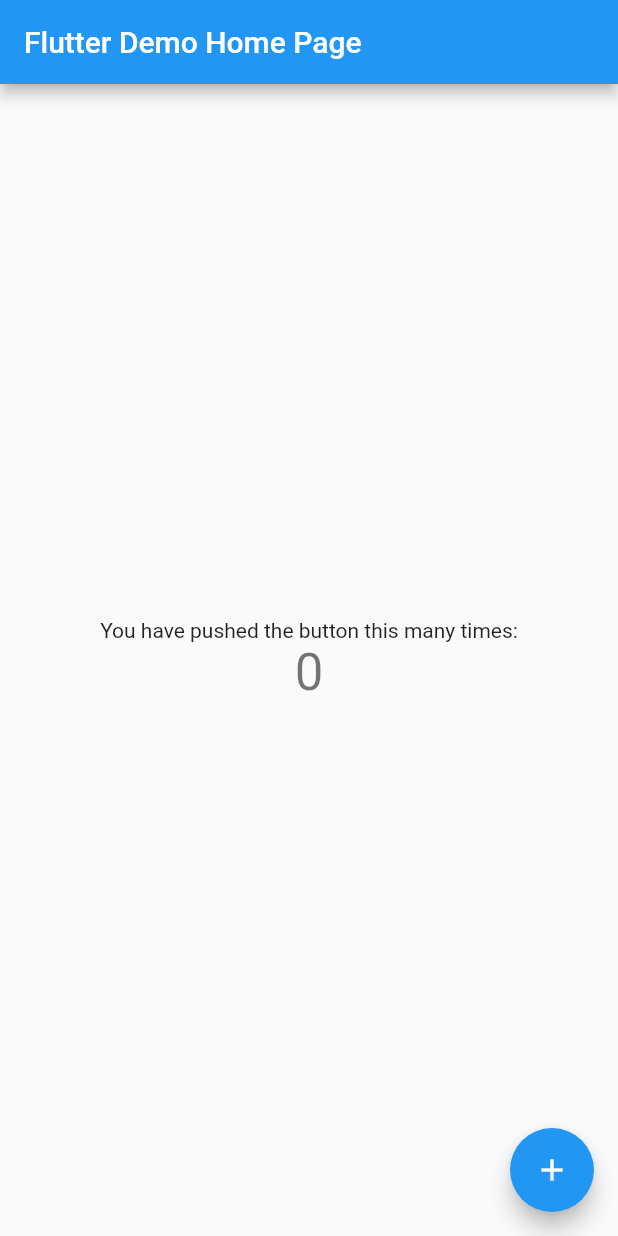
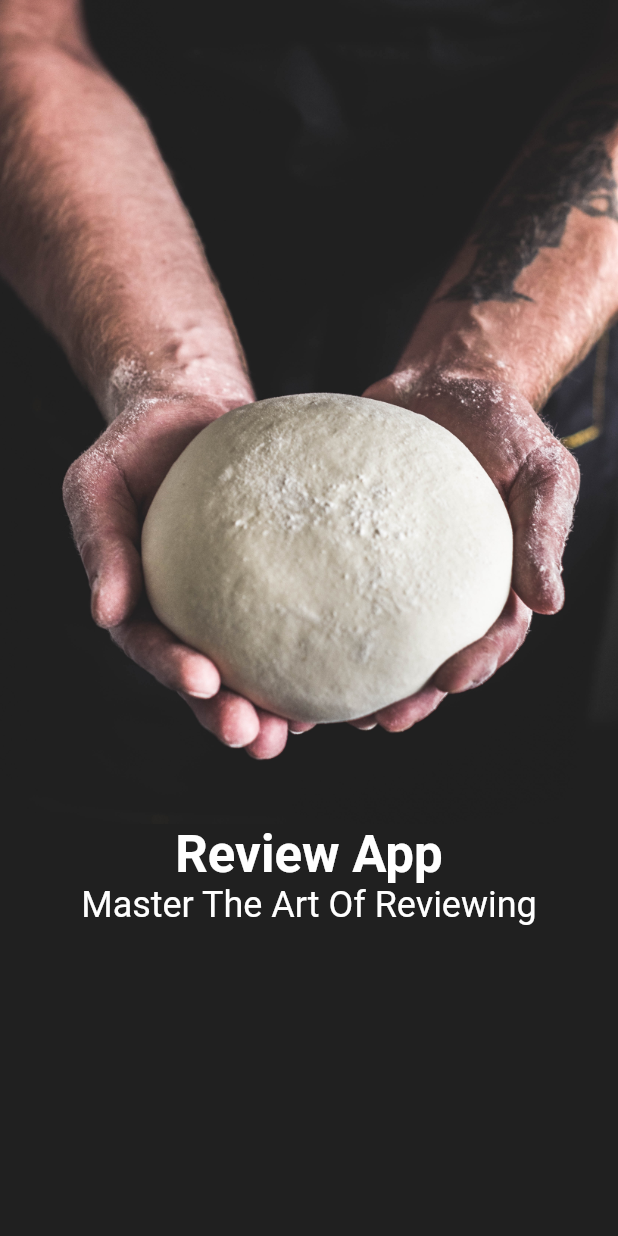
Before and after one commit to ngxhuyhoang/review-app-mobile, a Flutter app: the screen it shows after launch, on a phone screen of 412 x 824 dp. Run offline on Flutter 3.47's test engine with Material 2 defaults, Android fonts, the phone set to English and light mode, and no system bars.

```diff
--- /dev/null
+++ b/lib/constants/index.dart
@@ -0,0 +1,4 @@
+import 'package:flutter/material.dart';
+
+const backgroundColor = Color(0xFF202020);
+const primaryColor = Color(0xFFFFBD73);
--- a/lib/main.dart
+++ b/lib/main.dart
@@ -1,117 +1,72 @@
 import 'package:flutter/material.dart';
+import 'package:review_app_mobile/constants/index.dart';
 
 void main() {
   runApp(MyApp());
 }
 
 class MyApp extends StatelessWidget {
-  // This widget is the root of your application.
   @override
   Widget build(BuildContext context) {
     return MaterialApp(
+      debugShowCheckedModeBanner: false,
       title: 'Flutter Demo',
       theme: ThemeData(
-        // This is the theme of your application.
-        //
-        // Try running your application with "flutter run". You'll see the
-        // application has a blue toolbar. Then, without quitting the app, try
-        // changing the primarySwatch below to Colors.green and then invoke
-        // "hot reload" (press "r" in the console where you ran "flutter run",
-        // or simply save your changes to "hot reload" in a Flutter IDE).
-        // Notice that the counter didn't reset back to zero; the application
-        // is not restarted.
-        primarySwatch: Colors.blue,
-        // This makes the visual density adapt to the platform that you run
-        // the app on. For desktop platforms, the controls will be smaller and
-        // closer together (more dense) than on mobile platforms.
-        visualDensity: VisualDensity.adaptivePlatformDensity,
-      ),
-      home: MyHomePage(title: 'Flutter Demo Home Page'),
+          primaryColor: primaryColor,
+          scaffoldBackgroundColor: backgroundColor,
+          textTheme: TextTheme(
+              display1: TextStyle(
+                color: Colors.white,
+                fontWeight: FontWeight.bold,
+              ),
+              button: TextStyle(
+                color: primaryColor,
+              ),
+              headline: TextStyle(
+                color: Colors.white,
+                fontWeight: FontWeight.normal,
+              ))),
+      home: LoginScreen(),
     );
   }
 }
 
-class MyHomePage extends StatefulWidget {
-  MyHomePage({Key key, this.title}) : super(key: key);
-
-  // This widget is the home page of your application. It is stateful, meaning
-  // that it has a State object (defined below) that contains fields that affect
-  // how it looks.
-
-  // This class is the configuration for the state. It holds the values (in this
-  // case the title) provided by the parent (in this case the App widget) and
-  // used by the build method of the State. Fields in a Widget subclass are
-  // always marked "final".
-
-  final String title;
-
-  @override
-  _MyHomePageState createState() => _MyHomePageState();
-}
-
-class _MyHomePageState extends State<MyHomePage> {
-  int _counter = 0;
-
-  void _incrementCounter() {
-    setState(() {
-      // This call to setState tells the Flutter framework that something has
-      // changed in this State, which causes it to rerun the build method below
-      // so that the display can reflect the updated values. If we changed
-      // _counter without calling setState(), then the build method would not be
-      // called again, and so nothing would appear to happen.
-      _counter++;
-    });
-  }
-
+class LoginScreen extends StatelessWidget {
   @override
   Widget build(BuildContext context) {
-    // This method is rerun every time setState is called, for instance as done
-    // by the _incrementCounter method above.
-    //
-    // The Flutter framework has been optimized to make rerunning build methods
-    // fast, so that you can just rebuild anything that needs updating rather
-    // than having to individually change instances of widgets.
     return Scaffold(
-      appBar: AppBar(
-        // Here we take the value from the MyHomePage object that was created by
-        // the App.build method, and use it to set our appbar title.
-        title: Text(widget.title),
+      body: Column(
+        children: <Widget>[
+          Expanded(
+              flex: 2,
+              child: Container(
+                decoration: BoxDecoration(
+                    image: DecorationImage(
+                        image: AssetImage("assets/image_background.jpg"),
+                        fit: BoxFit.cover,
+                        alignment: Alignment.topCenter)),
+              )),
+          Expanded(
+            child: Column(
+              children: [
+                RichText(
+                  textAlign: TextAlign.center,
+                  text: TextSpan(
+                    children: [
+                      TextSpan(
+                          text: 'Review App\n',
+                          style: Theme.of(context).textTheme.display1),
+                      TextSpan(
+                          text: 'Master The Art Of Reviewing',
+                          style: Theme.of(context).textTheme.headline),
+                    ],
+                  ),
+                ),
+              ],
+            ),
+          )
+        ],
       ),
-      body: Center(
-        // Center is a layout widget. It takes a single child and positions it
-        // in the middle of the parent.
-        child: Column(
-          // Column is also a layout widget. It takes a list of children and
-          // arranges them vertically. By default, it sizes itself to fit its
-          // children horizontally, and tries to be as tall as its parent.
-          //
-          // Invoke "debug painting" (press "p" in the console, choose the
-          // "Toggle Debug Paint" action from the Flutter Inspector in Android
-          // Studio, or the "Toggle Debug Paint" command in Visual Studio Code)
-          // to see the wireframe for each widget.
-          //
-          // Column has various properties to control how it sizes itself and
-          // how it positions its children. Here we use mainAxisAlignment to
-          // center the children vertically; the main axis here is the vertical
-          // axis because Columns are vertical (the cross axis would be
-          // horizontal).
-          mainAxisAlignment: MainAxisAlignment.center,
-          children: <Widget>[
-            Text(
-              'You have pushed the button this many times:',
-            ),
-            Text(
-              '$_counter',
-              style: Theme.of(context).textTheme.headline4,
-            ),
-          ],
-        ),
-      ),
-      floatingActionButton: FloatingActionButton(
-        onPressed: _incrementCounter,
-        tooltip: 'Increment',
-        child: Icon(Icons.add),
-      ), // This trailing comma makes auto-formatting nicer for build methods.
     );
   }
 }
--- a/pubspec.yaml
+++ b/pubspec.yaml
@@ -45,8 +45,8 @@ flutter:
   uses-material-design: true
 
   # To add assets to your application, add an assets section, like this:
-  # assets:
-  #   - images/a_dot_burr.jpeg
+  assets:
+    - assets/
   #   - images/a_dot_ham.jpeg
 
   # An image asset can refer to one or more resolution-specific "variants", see
```
Also changed, not shown: assets/image_background.jpg (added), 1 other file.
